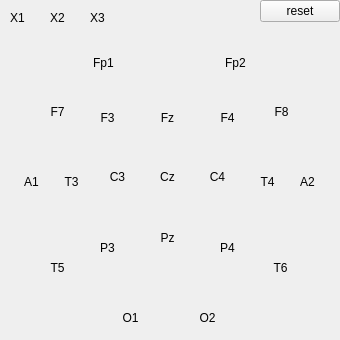
Before: the Qt Designer form CHART/impedancechart.ui in qzlzdy/EegStreamer, drawn with Qt 5.
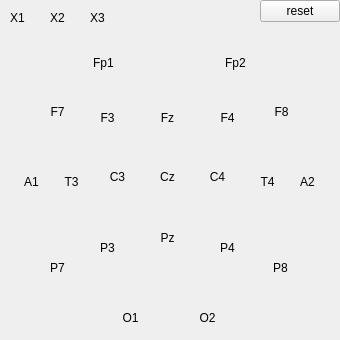
After: the same form once the commit is applied.

What changed in the file:
```diff
--- a/CHART/impedancechart.ui
+++ b/CHART/impedancechart.ui
@@ -258,7 +258,7 @@
        <string notr="true"/>
       </property>
       <property name="text">
-       <string>T5</string>
+       <string>P7</string>
       </property>
       <property name="alignment">
        <set>Qt::AlignCenter</set>
@@ -277,7 +277,7 @@
        <string notr="true"/>
       </property>
       <property name="text">
-       <string>T6</string>
+       <string>P8</string>
       </property>
       <property name="alignment">
        <set>Qt::AlignCenter</set>
```
Left out of the diff: 4 changed lines with no effect on the pictures.
